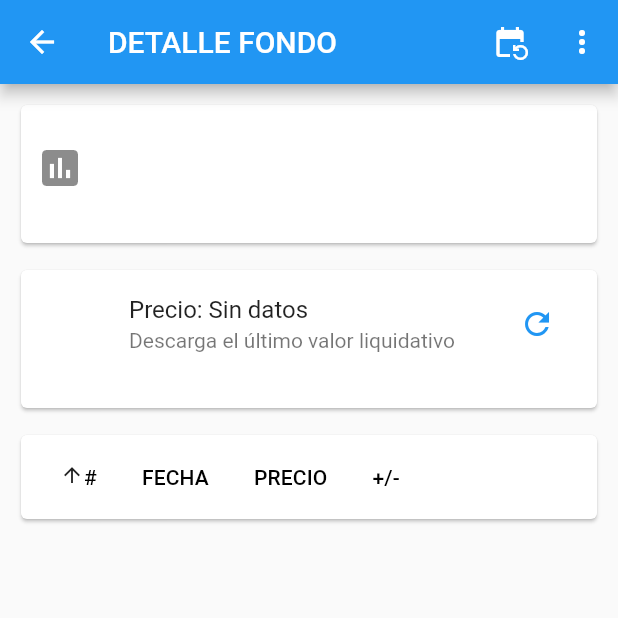
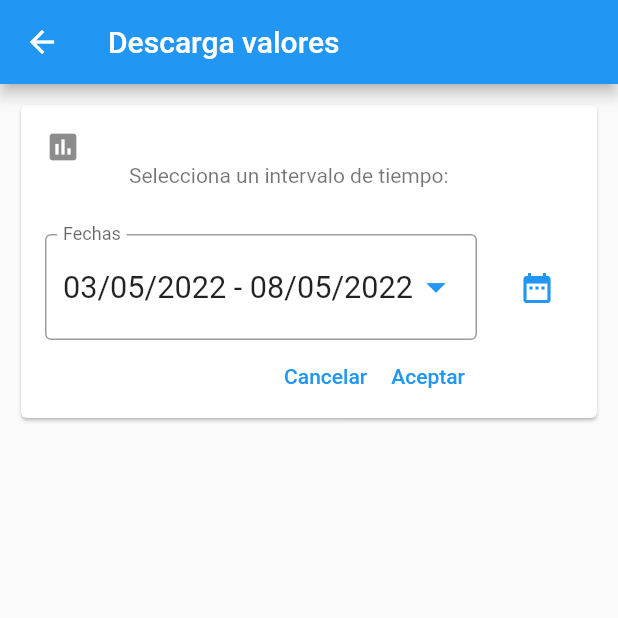
Before and after one commit to Webierta/cartera_fondos, a Flutter app: the PageFondo screen opened directly with empty values, after a tap on the "event repeat" icon, on a phone screen of 412 x 824 dp, the top half of it. Run offline on Flutter 3.47's test engine with Material 2 defaults, Android fonts, the phone set to English and light mode, and no system bars; our stand-ins replace flutter_dotenv, flutter_speed_dial, sqflite; accounts and stored records are empty.

Commit message:
alpha 7.0 Date Range

```diff
--- a/lib/pages/page_fondo.dart
+++ b/lib/pages/page_fondo.dart
@@ -1,9 +1,9 @@
-import 'package:cartera_fondos/models/data_api_range.dart';
+//import 'package:cartera_fondos/models/data_api_range.dart';
 import 'package:flutter/material.dart';
 import 'package:intl/intl.dart';
 
 import '../models/cartera.dart';
-import '../models/data_api.dart';
+//import '../models/data_api.dart';
 import '../models/fondo.dart';
 import '../models/valor.dart';
 import '../routes.dart';
@@ -133,7 +133,7 @@ class _PageFondoState extends State<PageFondo> {
         actions: [
           IconButton(
             icon: const Icon(Icons.event_repeat),
-            onPressed: getRangeValores,
+            onPressed: () => getRangeValores(context),
           ),
           PopupMenuButton(
             onSelected: (value) => _onMenuItemSelected(value as int),
@@ -249,6 +249,8 @@ class _PageFondoState extends State<PageFondo> {
                     ],
                   ),
                 )
+              : valores.isEmpty
+                  ? const Text('')
                   : Card(
                       child: ListView(
                         shrinkWrap: true,
@@ -284,7 +286,8 @@ class _PageFondoState extends State<PageFondo> {
                                   .map((valor) => DataRow(cells: [
                                         //DataCell(Text('${valores.indexOf(valor)}')),
                                         DataCell(_isSortAsc
-                                        ? Text('${valoresCopy.length - valoresCopy.indexOf(valor)}')
+                                            ? Text(
+                                                '${valoresCopy.length - valoresCopy.indexOf(valor)}')
                                             : Text('${valoresCopy.indexOf(valor) + 1}')),
                                         DataCell(Text(_epochFormat(valor.date))),
                                         //TODO: control número de decimales: máx 5
@@ -294,12 +297,14 @@ class _PageFondoState extends State<PageFondo> {
                                                     (valoresCopy.indexOf(valor) + 1)
                                                 ? Text(
                                                     (valor.precio -
-                                                        valoresCopy[valoresCopy.indexOf(valor) + 1]
+                                                            valoresCopy[
+                                                                    valoresCopy.indexOf(valor) + 1]
                                                                 .precio)
                                                         .toStringAsFixed(2),
                                                     style: valor.precio -
                                                                 valoresCopy[
-                                                                    valoresCopy.indexOf(valor) + 1]
+                                                                        valoresCopy.indexOf(valor) +
+                                                                            1]
                                                                     .precio <
                                                             0
                                                         ? const TextStyle(color: Colors.red)
@@ -314,7 +319,8 @@ class _PageFondoState extends State<PageFondo> {
                                                                 .precio -
                                                             valor.precio)
                                                         .toStringAsFixed(2),
-                                                style: valoresCopy[valoresCopy.indexOf(valor) - 1]
+                                                    style:
+                                                        valoresCopy[valoresCopy.indexOf(valor) - 1]
                                                                         .precio -
                                                                     valor.precio <
                                                                 0
@@ -338,39 +344,32 @@ class _PageFondoState extends State<PageFondo> {
     );
   }
 
-  void getRangeValores() async {
+  void getRangeValores(BuildContext context) async {
+    final newRange = await Navigator.of(context).pushNamed(
+      RouteGenerator.inputRange,
+      arguments: widget.fondo,
+    );
+    if (newRange != null) {
+      var range = newRange as DateTimeRange;
+      String from = DateFormat('yyyy-MM-dd').format(range.start);
+      String to = DateFormat('yyyy-MM-dd').format(range.end);
+
       setState(() {
         loading = true;
         msgLoading = 'Conectando...';
       });
-    //ScaffoldMessenger.of(context).removeCurrentMaterialBanner();
-    /*final getDataApi = await apiService.getDataApi(widget.fondo.isin);
-        if (getDataApi != null) {
-        //dataApi = getDataApi;
-        //widget.fondo.insertVL(dataApi?.epochSecs as int, dataApi?.price as double);
-        var newValor = Valor(date: getDataApi.epochSecs, precio: getDataApi.price);
-        //TODO check newvalor repetido por date ??
-        setState(() => lastValor = newValor);
-        _sqlite.insertVL(widget.fondo, newValor);
-        _refreshValores(widget.fondo);*/
       final getDateApiRange = await apiService
-        .getDataApiRange(widget.fondo.isin, 'to', 'from')
+          .getDataApiRange(widget.fondo.isin, to, from)
           ?.whenComplete(() => setState(() => msgLoading = 'Descargando datos...'));
-    print(getDateApiRange?.length);
+      //print(getDateApiRange?.length);
       var newListValores = <Valor>[];
       if (getDateApiRange != null) {
-      /*for (var dataApi in getDateApiRange) {
-            var newValor = Valor(date: dataApi.epochSecs, precio: dataApi.price);
-            _sqlite.insertVL(widget.fondo, newValor);
-            _refreshValores(widget.fondo);
-          }*/
         for (var dataApi in getDateApiRange) {
           newListValores.add(Valor(date: dataApi.epochSecs, precio: dataApi.price));
         }
         await _sqlite
             .insertListVL(widget.cartera, widget.fondo, newListValores)
             .whenComplete(() => setState(() => msgLoading = 'Escribiendo datos...'));
-      print('HECHO');
         await _refreshValores();
         setState(() {
           loading = false;
@@ -381,9 +380,9 @@ class _PageFondoState extends State<PageFondo> {
         print('ERROR GET DATA API RANGE');
       }
     }
+  }
 
   void updateValor() async {
-    // actualizar VL
     //TODO: msg updating
     final getDataApi = await apiService.getDataApi(widget.fondo.isin);
     if (getDataApi != null) {
--- /dev/null
+++ b/lib/pages/page_input_range.dart
@@ -0,0 +1,132 @@
+import 'package:flutter/material.dart';
+import 'package:intl/intl.dart';
+
+import '../models/fondo.dart';
+
+class PageInputRange extends StatefulWidget {
+  final Fondo fondo;
+  const PageInputRange({Key? key, required this.fondo}) : super(key: key);
+
+  @override
+  State<PageInputRange> createState() => _PageInputRangeState();
+}
+
+class _PageInputRangeState extends State<PageInputRange> {
+  var _dateRange = DateTimeRange(
+    start: DateTime.now().subtract(const Duration(days: 5)),
+    end: DateTime.now(),
+  );
+
+  @override
+  Widget build(BuildContext context) {
+    return Scaffold(
+      appBar: AppBar(title: const Text('Descarga valores')),
+      body: ListView(
+        padding: const EdgeInsets.all(10),
+        children: [
+          Card(
+            child: Column(
+              crossAxisAlignment: CrossAxisAlignment.start,
+              children: [
+                ListTile(
+                  leading: const Icon(Icons.assessment),
+                  title: Text(widget.fondo.name),
+                  subtitle: const Text('Selecciona un intervalo de tiempo:'),
+                ),
+                const SizedBox(height: 10),
+                ListTile(
+                  title: InkWell(
+                    onTap: () async {
+                      await _datePicker(context, DatePickerEntryMode.inputOnly);
+                    },
+                    child: InputDecorator(
+                      decoration: const InputDecoration(
+                        border: OutlineInputBorder(),
+                        labelText: 'Fechas',
+                      ),
+                      child: FittedBox(
+                        child: Row(
+                          mainAxisAlignment: MainAxisAlignment.spaceBetween,
+                          //crossAxisAlignment: CrossAxisAlignment.end,
+                          children: [
+                            Text(
+                              '${DateFormat('dd/MM/yyyy').format(_dateRange.start)} - '
+                              '${DateFormat('dd/MM/yyyy').format(_dateRange.end)}',
+                            ),
+                            const Icon(Icons.arrow_drop_down, color: Colors.blue),
+                          ],
+                        ),
+                      ),
+                    ),
+                  ),
+                  trailing: IconButton(
+                    icon: const Icon(Icons.date_range, color: Colors.blue),
+                    onPressed: () {
+                      _datePicker(context, DatePickerEntryMode.calendarOnly);
+                    },
+                  ),
+                  subtitle: Row(
+                    mainAxisAlignment: MainAxisAlignment.end,
+                    children: [
+                      TextButton(
+                        child: const Text('Cancelar'),
+                        onPressed: () {
+                          Navigator.of(context).pop();
+                        },
+                      ),
+                      TextButton(
+                        child: const Text('Aceptar'),
+                        onPressed: () {
+                          var range = DateTimeRange(start: _dateRange.start, end: _dateRange.end);
+                          Navigator.pop(context, range);
+                        },
+                      ),
+                    ],
+                  ),
+                ),
+              ],
+            ),
+          ),
+        ],
+      ),
+    );
+  }
+
+  _datePicker(BuildContext context, DatePickerEntryMode mode) async {
+    final DateTimeRange? newRange = await showDateRangePicker(
+      context: context,
+      initialDateRange: DateTimeRange(
+        //start: DateTime.now().subtract(const Duration(days: 5)),
+        //end: DateTime.now(),
+        start: _dateRange.start,
+        end: _dateRange.end,
+      ),
+      //firstDate: DateTime(2019),
+      firstDate: DateTime(2018, 1, 1),
+      lastDate: DateTime.now(),
+      //currentDate: DateTime.now(),
+      //initialEntryMode: DatePickerEntryMode.inputOnly,
+      //initialEntryMode = DatePickerEntryMode.calendarOnly,
+      initialEntryMode: mode,
+      locale: const Locale('es'),
+      fieldStartLabelText: 'Desde',
+      fieldEndLabelText: 'Hasta',
+      fieldStartHintText: 'dd/mm/aaaa',
+      fieldEndHintText: 'dd/mm/aaaa',
+      cancelText: 'Cancelar',
+      confirmText: 'OK',
+      saveText: 'Aceptar',
+      errorFormatText: 'Formato no válido.',
+      errorInvalidText: 'Fuera de rango.',
+      errorInvalidRangeText: 'Período no válido.',
+    );
+
+    if (newRange == null) {
+      print('FECHAS NO SELECCIONADAS');
+    } else {
+      setState(() {
+        _dateRange = newRange;
+      });
+    }
+  }
+}
--- a/lib/routes.dart
+++ b/lib/routes.dart
@@ -8,6 +8,7 @@ import 'pages/page_fondo.dart';
 import 'pages/page_home.dart';
 import 'pages/page_info.dart';
 import 'pages/page_input_fondo.dart';
+import 'pages/page_input_range.dart';
 import 'pages/page_search_fondo.dart';
 
 class RouteGenerator {
@@ -16,6 +17,7 @@ class RouteGenerator {
   static const String fondoPage = '/fondo';
   static const String searchFondo = '/searchFondo';
   static const String inputFondo = '/inputFondo';
+  static const String inputRange = '/inputRange';
   static const String infoPage = '/info';
   static const String aboutPage = '/about';
 
@@ -45,6 +47,8 @@ class RouteGenerator {
         return MaterialPageRoute(builder: (context) => const PageSearchFondo());
       case inputFondo:
         return MaterialPageRoute(builder: (context) => PageInputFondo(cartera: args as Cartera));
+      case inputRange:
+        return MaterialPageRoute(builder: (context) => PageInputRange(fondo: args as Fondo));
       case infoPage:
         return MaterialPageRoute(builder: (context) => const PageInfo());
       case aboutPage:
--- a/lib/services/api_service.dart
+++ b/lib/services/api_service.dart
@@ -113,7 +113,8 @@ class ApiService {
     // https://funds.p.rapidapi.com/v1/historicalPrices/LU0690375182?to=2020-12-31&from=2015-01-25
     String urlRange = 'https://funds.p.rapidapi.com/v1/historicalPrices/';
     //LU0690375182?to=2020-12-31&from=2015-01-25
-    var url = urlRange + isin + '?to=2021-12-31&from=2021-12-01'; // '?to=' + to + '&from=' + from';
+    //var url = urlRange + isin + '?to=2021-12-31&from=2021-12-01'; // '?to=' + to + '&from=' + from';
+    var url = urlRange + isin + '?to=' + to + '&from=' + from;
     //String version = dotenv.get('VERSION', fallback: 'Default');
     Map<String, String> headers = {
       "x-rapidapi-host": "funds.p.rapidapi.com",
--- a/pubspec.yaml
+++ b/pubspec.yaml
@@ -29,7 +29,8 @@ environment:
 dependencies:
   flutter:
     sdk: flutter
-
+  flutter_localizations:
+    sdk: flutter
 
   # The following adds the Cupertino Icons font to your application.
   # Use with the CupertinoIcons class for iOS style icons.
@@ -41,6 +42,7 @@ dependencies:
   change_app_package_name: ^1.0.0
   http: ^0.13.4
   intl: ^0.17.0
+  flutter_speed_dial: ^6.0.0
 
 dev_dependencies:
   flutter_test:
```
Also changed, not shown: lib/main.dart (+7 -0 lines), lib/pages/page_cartera.dart (+72 -23 lines), lib/pages/page_input_fondo.dart (+101 -35 lines), lib/pages/page_search_fondo.dart (+10 -13 lines), 4 other files. Lines whose indentation alone changed are shown as unchanged.
